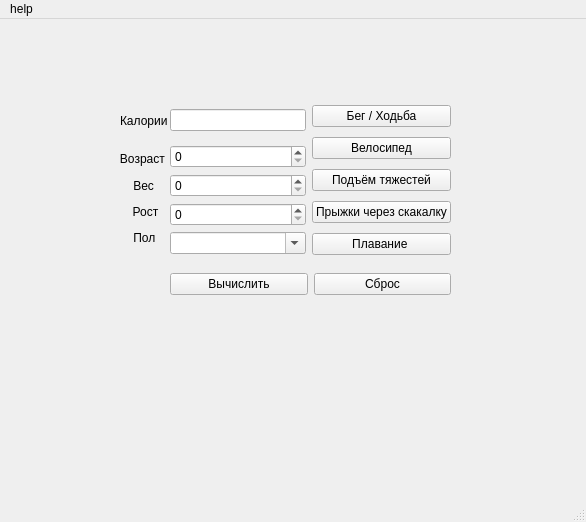
This is sport1.ui in newerra/NEW_ERRA_BETA_1.2 as Qt 5 draws it before an edit. The edited form follows.
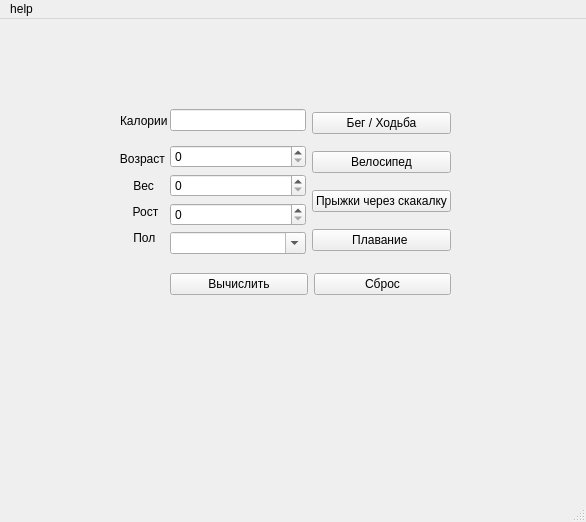
This is the edited form.

What changed in the file:
```diff
--- a/sport1.ui
+++ b/sport1.ui
@@ -119,13 +119,6 @@
          </property>
         </widget>
        </item>
-       <item>
-        <widget class="QPushButton" name="vid_sporta_3">
-         <property name="text">
-          <string>Подъём тяжестей</string>
-         </property>
-        </widget>
-       </item>
        <item>
         <widget class="QPushButton" name="vid_sporta_4">
          <property name="text">
```
Left out of the diff: 17 changed lines with no effect on the pictures.
